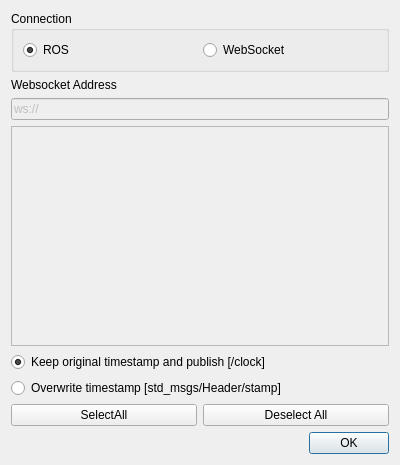
Above: plugins/ROS/publisher_select_dialog.ui from facontidavide/PlotJuggler before the change. Below: the same form after it.
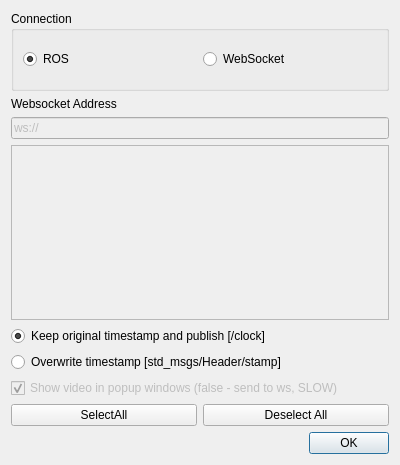
That is the form after the change.

Commit message: added option to pop up video in a window when using websocket publisher

```diff
--- a/plugins/ROS/publisher_select_dialog.ui
+++ b/plugins/ROS/publisher_select_dialog.ui
@@ -25,7 +25,7 @@
      <property name="minimumSize">
       <size>
        <width>0</width>
-       <height>50</height>
+       <height>80</height>
       </size>
      </property>
      <property name="title">
@@ -86,7 +86,7 @@
         <x>0</x>
         <y>0</y>
         <width>380</width>
-        <height>201</height>
+        <height>173</height>
        </rect>
       </property>
       <layout class="QVBoxLayout" name="verticalLayout_3">
@@ -136,6 +136,23 @@
      </property>
     </widget>
    </item>
+   <item>
+    <layout class="QVBoxLayout" name="verticalLayout_2">
+     <item>
+      <widget class="QCheckBox" name="checkBoxShowVideo">
+       <property name="enabled">
+        <bool>false</bool>
+       </property>
+       <property name="text">
+        <string>Show video in popup windows (false - send to ws, SLOW)</string>
+       </property>
+       <property name="checked">
+        <bool>true</bool>
+       </property>
+      </widget>
+     </item>
+    </layout>
+   </item>
    <item>
     <layout class="QHBoxLayout" name="horizontalLayout">
      <item>
```
Left out of the diff: 11 changed lines with no effect on the pictures. The commit also changes 3 other files.
